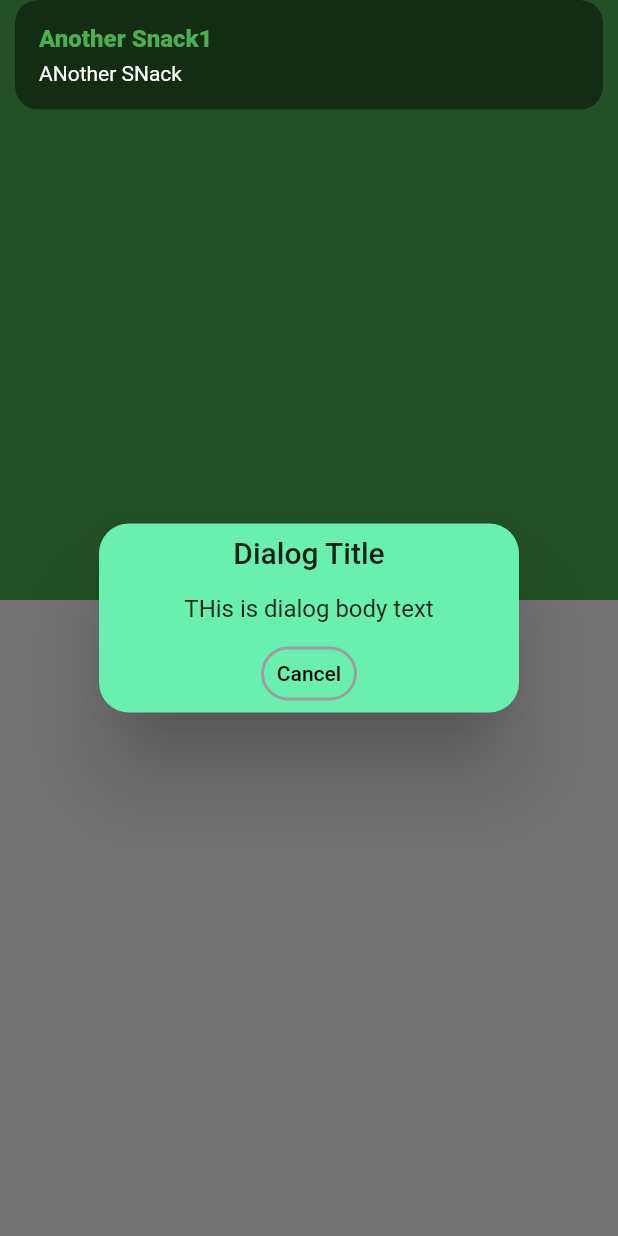
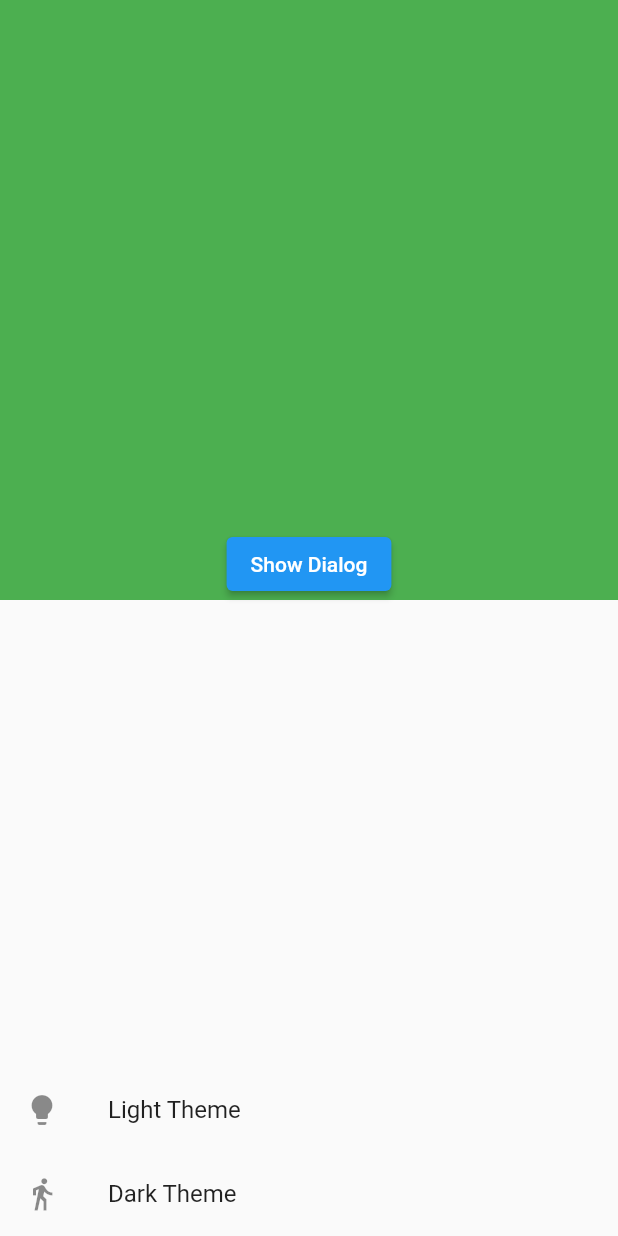
Before and after one commit to tusharhow/getX-practice, a Flutter app: the screen it shows after launch, after a tap on "Show Dialog", on a phone screen of 412 x 824 dp. Run offline on Flutter 3.47's test engine with Material 2 defaults, Android fonts, the phone set to English and light mode, and no system bars; our stand-ins replace get.

Commit message:
BottomSheet and Dynamic theme completed

```diff
--- a/lib/main.dart
+++ b/lib/main.dart
@@ -1,5 +1,4 @@
 import 'package:flutter/material.dart';
-import 'package:flutter_web_practice/data.dart';
 import 'package:get/get.dart';
 
 void main() {
@@ -39,26 +38,50 @@ class HomePage extends StatelessWidget {
                   Spacer(),
                   ElevatedButton(
                     onPressed: () {
-                      Get.snackbar(
-                        'Another Snack1',
-                        '',
-                        snackPosition: SnackPosition.TOP,
-                        colorText: Colors.green,
-                        backgroundColor: Colors.black45,
-                        dismissDirection: SnackDismissDirection.HORIZONTAL,
-                        messageText: (Text(
-                          'ANother SNack',
-                          style: TextStyle(color: Colors.white),
-                        )),
-                      );
+                      // Get.snackbar(
+                      //   'Another Snack1',
+                      //   '',
+                      //   snackPosition: SnackPosition.TOP,
+                      //   colorText: Colors.green,
+                      //   backgroundColor: Colors.black45,
+                      //   dismissDirection: SnackDismissDirection.HORIZONTAL,
+                      //   messageText: (Text(
+                      //     'ANother SNack',
+                      //     style: TextStyle(color: Colors.white),
+                      //   )),
+                      // );
 
-                      Get.defaultDialog(
-                        title: 'Dialog Title',
-                        middleText: 'THis is dialog body text',
-                        backgroundColor: Colors.greenAccent,
-                        onCancel: () {},
-                        cancelTextColor: Colors.black,
-                        buttonColor: Colors.grey,
+                      // Get.defaultDialog(
+                      //   title: 'Dialog Title',
+                      //   middleText: 'THis is dialog body text',
+                      //   backgroundColor: Colors.greenAccent,
+                      //   onCancel: () {},
+                      //   cancelTextColor: Colors.black,
+                      //   buttonColor: Colors.grey,
+                      // );
+
+                      Get.bottomSheet(
+                        Container(
+                          child: Wrap(
+                            children: [
+                              ListTile(
+                                leading: Icon(Icons.lightbulb),
+                                title: Text('Light Theme'),
+                                onTap: () {
+                                  Get.changeTheme(ThemeData.light());
+                                },
+                              ),
+                              ListTile(
+                                leading: Icon(Icons.directions_walk_sharp),
+                                title: Text('Dark Theme'),
+                                onTap: () {
+                                  Get.changeTheme(ThemeData.dark());
+                                },
+                              ),
+                            ],
+                          ),
+                        ),
+                        barrierColor: Colors.transparent,
                       );
                     },
                     child: Text(
```
